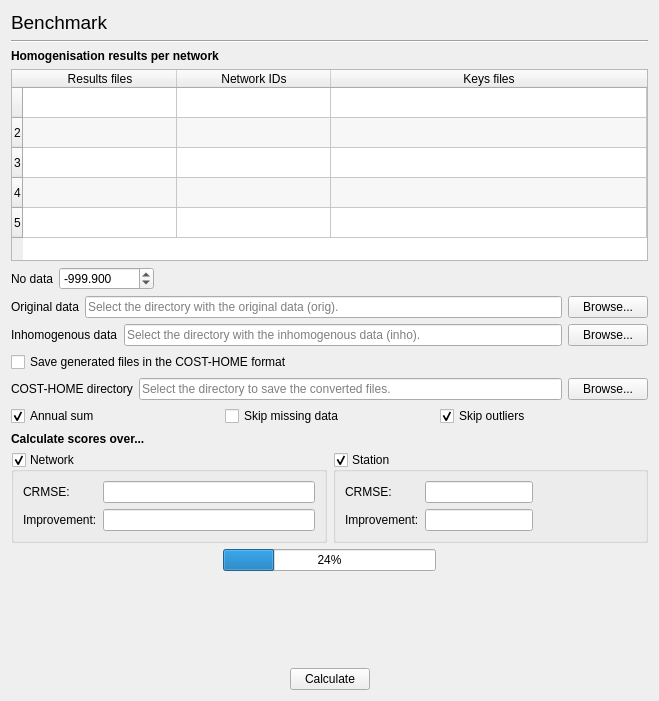
This is GSIMCLI/interface/tools.benchmark.ui in iled/gsimcli as Qt 5 draws it before an edit. The edited form follows.
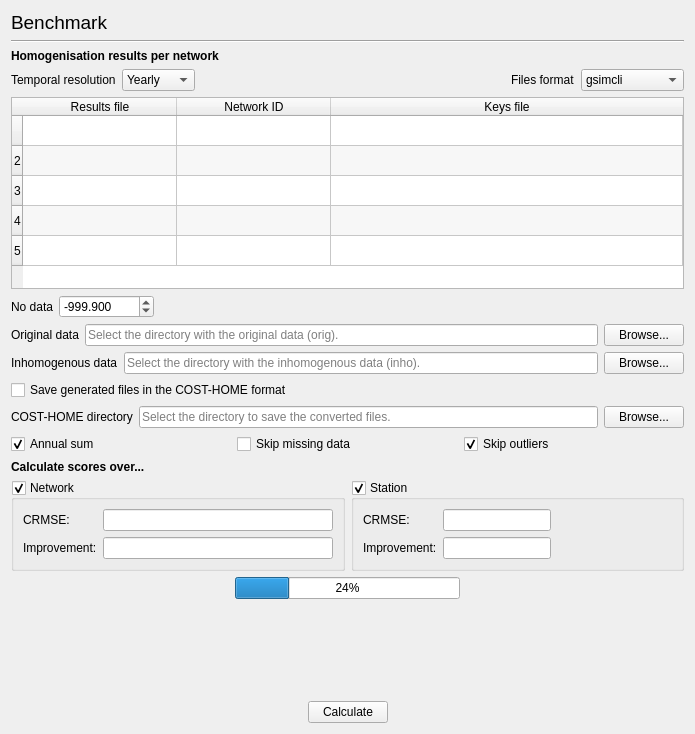
This is the edited form.

Commit message: options for format and temporal resolution . two new combo boxes: file format and temporal resolution . if in a monthly scale, it should receive a directory per network, instead of a file . that directory will be recursively browsed for xls files

```diff
--- a/GSIMCLI/interface/tools.benchmark.ui
+++ b/GSIMCLI/interface/tools.benchmark.ui
@@ -7,8 +7,8 @@
    <rect>
     <x>0</x>
     <y>0</y>
-    <width>659</width>
-    <height>701</height>
+    <width>695</width>
+    <height>734</height>
    </rect>
   </property>
   <property name="windowTitle">
@@ -53,6 +53,77 @@
      </property>
     </widget>
    </item>
+   <item>
+    <layout class="QHBoxLayout" name="horizontalLayout_2">
+     <item>
+      <widget class="QLabel" name="labelResolution">
+       <property name="toolTip">
+        <string>Select the temporal resolution in each file.</string>
+       </property>
+       <property name="text">
+        <string>Temporal resolution</string>
+       </property>
+      </widget>
+     </item>
+     <item>
+      <widget class="QComboBox" name="comboResolution">
+       <property name="currentIndex">
+        <number>1</number>
+       </property>
+       <item>
+        <property name="text">
+         <string>Monthly</string>
+        </property>
+       </item>
+       <item>
+        <property name="text">
+         <string>Yearly</string>
+        </property>
+       </item>
+      </widget>
+     </item>
+     <item>
+      <spacer name="horizontalSpacer_3">
+       <property name="orientation">
+        <enum>Qt::Horizontal</enum>
+       </property>
+       <property name="sizeHint" stdset="0">
+        <size>
+         <width>40</width>
+         <height>20</height>
+        </size>
+       </property>
+      </spacer>
+     </item>
+     <item>
+      <widget class="QLabel" name="labelFormat">
+       <property name="text">
+        <string>Files format</string>
+       </property>
+      </widget>
+     </item>
+     <item>
+      <widget class="QComboBox" name="comboFormat">
+       <property name="editable">
+        <bool>false</bool>
+       </property>
+       <property name="currentIndex">
+        <number>1</number>
+       </property>
+       <item>
+        <property name="text">
+         <string>COST-HOME</string>
+        </property>
+       </item>
+       <item>
+        <property name="text">
+         <string>gsimcli</string>
+        </property>
+       </item>
+      </widget>
+     </item>
+    </layout>
+   </item>
    <item>
     <widget class="QTableWidget" name="tableResults">
      <property name="contextMenuPolicy">
@@ -102,17 +173,17 @@
      <row/>
      <column>
       <property name="text">
-       <string>Results files</string>
+       <string>Results file</string>
       </property>
      </column>
      <column>
       <property name="text">
-       <string>Network IDs</string>
+       <string>Network ID</string>
       </property>
      </column>
      <column>
       <property name="text">
-       <string>Keys files</string>
+       <string>Keys file</string>
       </property>
      </column>
     </widget>
```
Left out of the diff: 2 changed lines with no effect on the pictures. The commit also changes 1 other file.
